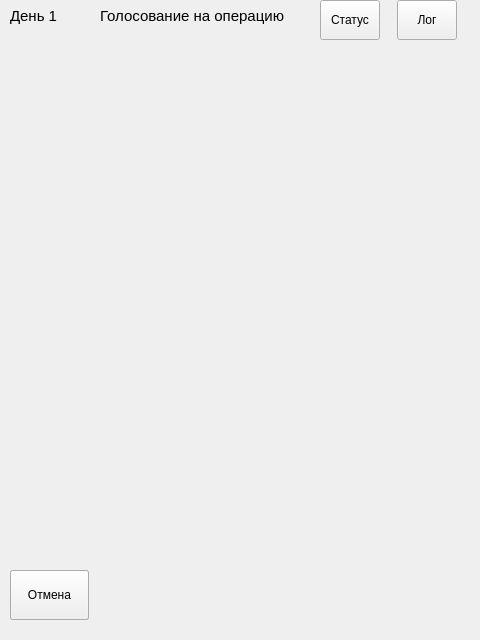
This is QtTestClient/ui/game.ui in kihaseet/Alien as Qt 5 draws it before an edit. The edited form follows.
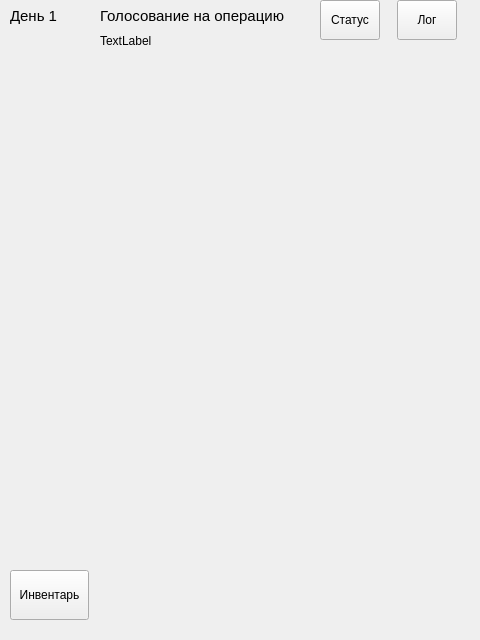
This is the edited form.

Diff of the .ui file:
```diff
--- a/QtTestClient/ui/game.ui
+++ b/QtTestClient/ui/game.ui
@@ -28,9 +28,9 @@
    <property name="geometry">
     <rect>
      <x>0</x>
-     <y>39</y>
+     <y>59</y>
      <width>481</width>
-     <height>521</height>
+     <height>501</height>
     </rect>
    </property>
    <layout class="QVBoxLayout" name="LayoutPlayerList"/>
@@ -77,9 +77,9 @@
    <property name="geometry">
     <rect>
      <x>70</x>
-     <y>40</y>
-     <width>171</width>
-     <height>191</height>
+     <y>60</y>
+     <width>181</width>
+     <height>171</height>
     </rect>
    </property>
    <layout class="QVBoxLayout" name="Layout_status"/>
@@ -139,23 +139,17 @@
     <string>Инвентарь</string>
    </property>
   </widget>
-  <widget class="QPushButton" name="ButtonCancer">
+  <widget class="QLabel" name="lblCurrentAction">
    <property name="geometry">
     <rect>
-     <x>10</x>
-     <y>570</y>
-     <width>79</width>
-     <height>50</height>
+     <x>100</x>
+     <y>30</y>
+     <width>181</width>
+     <height>21</height>
     </rect>
    </property>
-   <property name="minimumSize">
-    <size>
-     <width>0</width>
-     <height>50</height>
-    </size>
-   </property>
    <property name="text">
-    <string>Отмена</string>
+    <string>TextLabel</string>
    </property>
   </widget>
  </widget>
```
Left out of the diff: 10 changed lines with no effect on the pictures.
